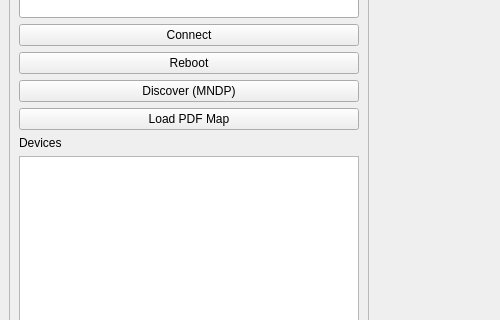
The window that src/MainWindow.ui (DuminAndrew/TikCanvas) describes before a commit, drawn with Qt 5; both pictures show x 0 to 500 and y 186 to 506 of the 1280 by 800 pixel window.
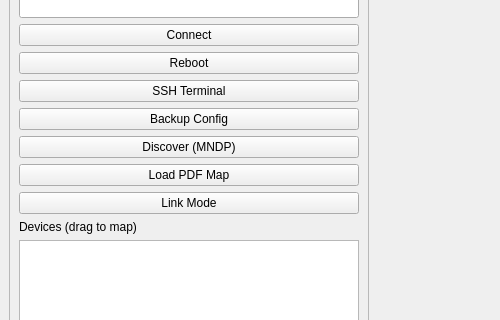
The same window after the commit.

Commit message: Implement full roadmap: drag-n-drop, links, project save/load, SSH, backup, i18n, light theme

```diff
--- a/src/MainWindow.ui
+++ b/src/MainWindow.ui
@@ -21,9 +21,12 @@
        <item><widget class="QLineEdit" name="editPass"><property name="echoMode"><enum>QLineEdit::Password</enum></property></widget></item>
        <item><widget class="QPushButton" name="btnConnect"><property name="text"><string>Connect</string></property></widget></item>
        <item><widget class="QPushButton" name="btnReboot"><property name="text"><string>Reboot</string></property></widget></item>
+       <item><widget class="QPushButton" name="btnSsh"><property name="text"><string>SSH Terminal</string></property></widget></item>
+       <item><widget class="QPushButton" name="btnBackup"><property name="text"><string>Backup Config</string></property></widget></item>
        <item><widget class="QPushButton" name="btnScan"><property name="text"><string>Discover (MNDP)</string></property></widget></item>
        <item><widget class="QPushButton" name="btnLoadPdf"><property name="text"><string>Load PDF Map</string></property></widget></item>
-       <item><widget class="QLabel" name="lblDevices"><property name="text"><string>Devices</string></property></widget></item>
+       <item><widget class="QPushButton" name="btnLinkMode"><property name="checkable"><bool>true</bool></property><property name="text"><string>Link Mode</string></property></widget></item>
+       <item><widget class="QLabel" name="lblDevices"><property name="text"><string>Devices (drag to map)</string></property></widget></item>
        <item><widget class="QListWidget" name="listDevices"/></item>
       </layout>
      </widget>
```
Left out of the diff: 1 changed line with no effect on the pictures. The commit also changes 18 other files.
